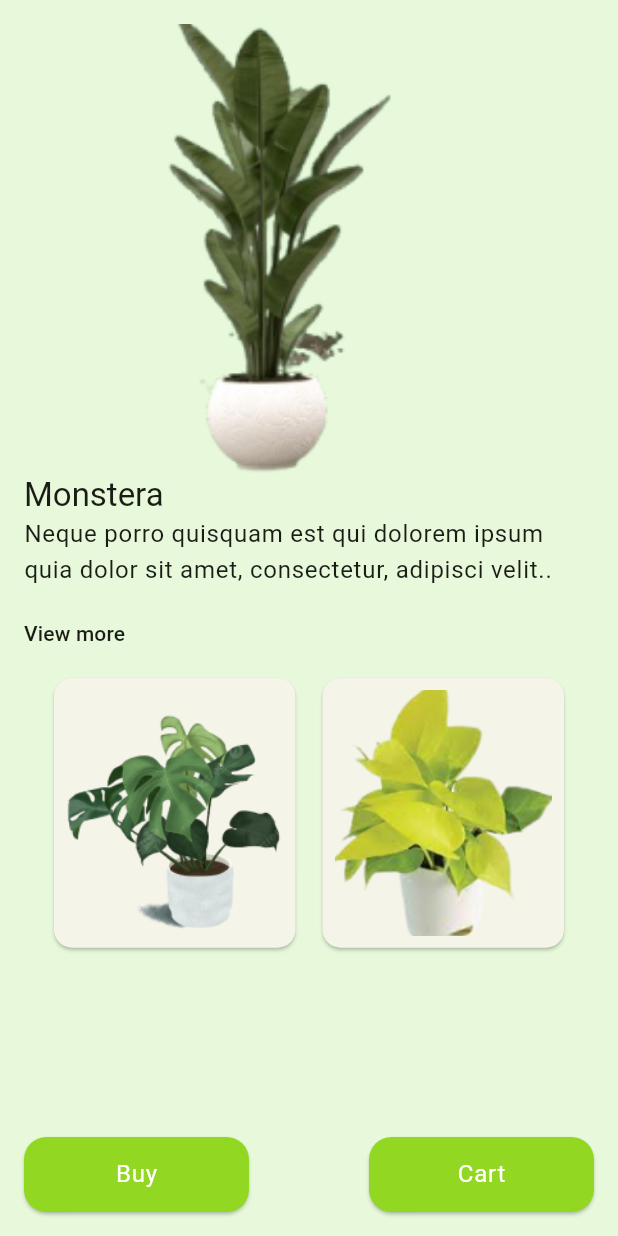
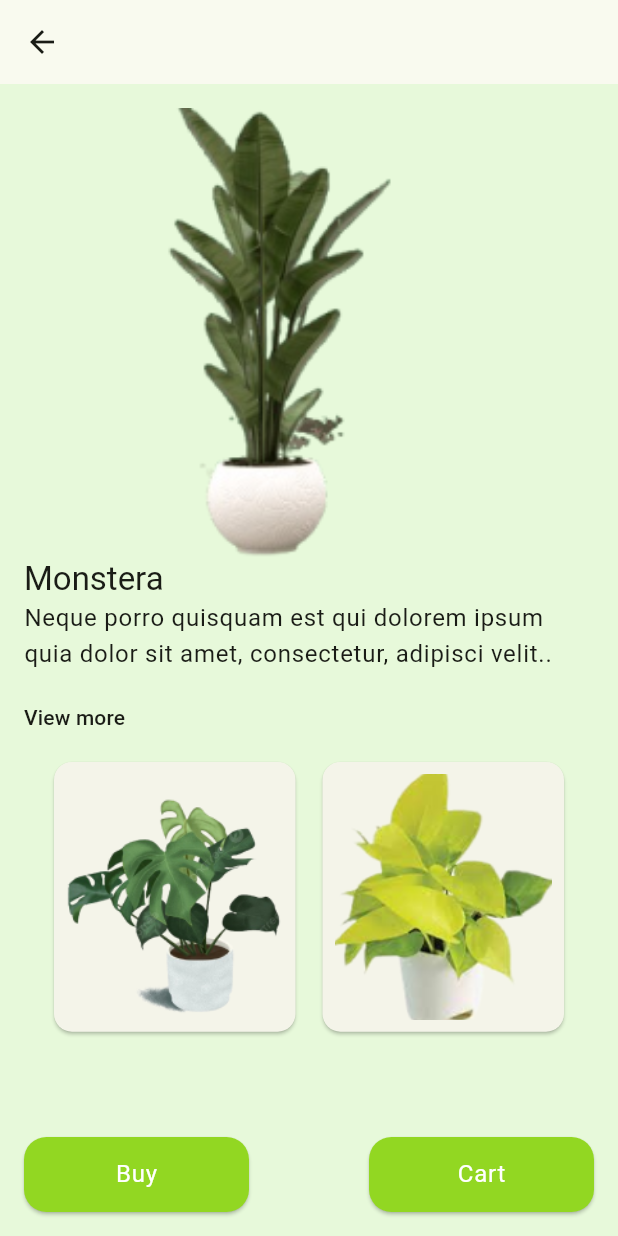
Before and after one commit to hinasahammed/plant_shop, a Flutter app: the HomeView screen opened directly, after a tap on "Monstera", on a phone screen of 412 x 824 dp. Run offline on Flutter 3.47's test engine with Material 3 defaults, Android fonts, the phone set to English and light mode, and no system bars; our stand-ins replace gap.

Commit message:
added animations

```diff
--- a/lib/view/home/home_view.dart
+++ b/lib/view/home/home_view.dart
@@ -1,3 +1,4 @@
+import 'package:animations/animations.dart';
 import 'package:flutter/material.dart';
 import 'package:plant_shop/res/assets/image/image_assets.dart';
 import 'package:plant_shop/view/plantDetails/plant_details.dart';
@@ -45,19 +46,11 @@ class _HomeViewState extends State<HomeView> {
                 childAspectRatio: .6,
               ),
               itemBuilder: (context, index) {
-                return Card(
+                return OpenContainer(
+                  transitionDuration: const Duration(milliseconds: 400),
+                  closedBuilder: (context, openContainer) => Card(
                     child: InkWell(
-                    onTap: () {
-                      Navigator.push(
-                        context,
-                        MaterialPageRoute(
-                          builder: (ctx) => PlantDetails(
-                            imageUrl: imageAsset[index],
-                            title: title[index],
-                          ),
-                        ),
-                      );
-                    },
+                      onTap: openContainer,
                       child: Container(
                         padding: const EdgeInsets.all(8),
                         child: Column(
@@ -78,6 +71,11 @@ class _HomeViewState extends State<HomeView> {
                         ),
                       ),
                     ),
+                  ),
+                  openBuilder: (context, action) => PlantDetails(
+                    imageUrl: imageAsset[index],
+                    title: title[index],
+                  ),
                 );
               },
             ),
--- a/lib/view/plantDetails/plant_details.dart
+++ b/lib/view/plantDetails/plant_details.dart
@@ -28,8 +28,10 @@ class _PlantDetailsState extends State<PlantDetails> {
   Widget build(BuildContext context) {
     final theme = Theme.of(context);
     return Scaffold(
-      body: SafeArea(
-          child: Padding(
+      appBar: AppBar(
+        automaticallyImplyLeading: true,
+      ),
+      body: Padding(
         padding: const EdgeInsets.all(16),
         child: Column(
           crossAxisAlignment: CrossAxisAlignment.start,
@@ -119,7 +121,7 @@ class _PlantDetailsState extends State<PlantDetails> {
             )
           ],
         ),
-      )),
+      ),
     );
   }
 }
--- a/pubspec.yaml
+++ b/pubspec.yaml
@@ -36,6 +36,7 @@ dependencies:
   # Use with the CupertinoIcons class for iOS style icons.
   cupertino_icons: ^1.0.6
   gap: ^3.0.1
+  animations: ^2.0.11
 
 dev_dependencies:
   flutter_test:
```
Also changed, not shown: pubspec.lock. Lines whose indentation alone changed are shown as unchanged.
